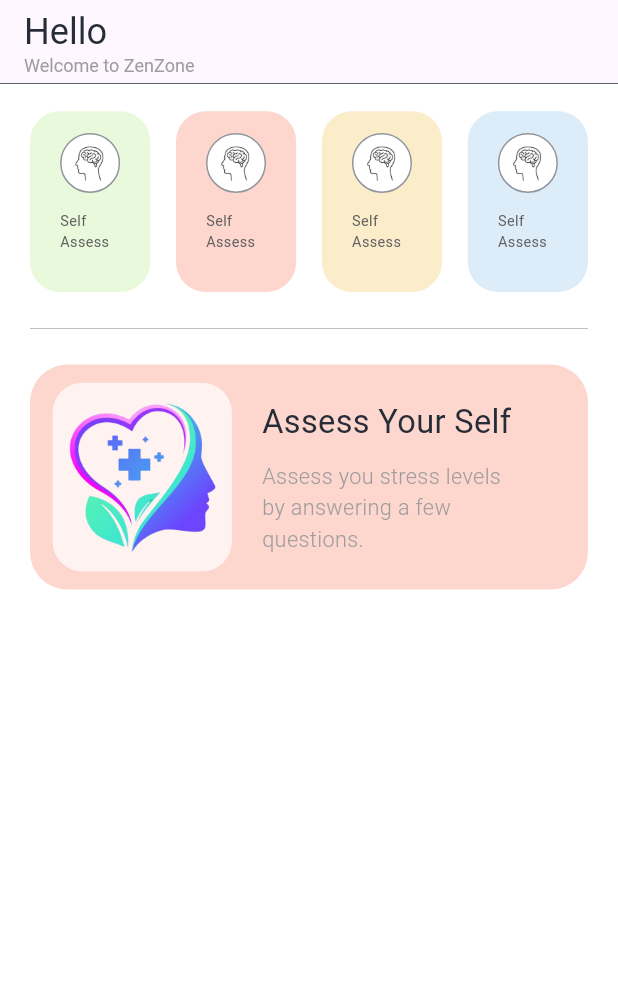
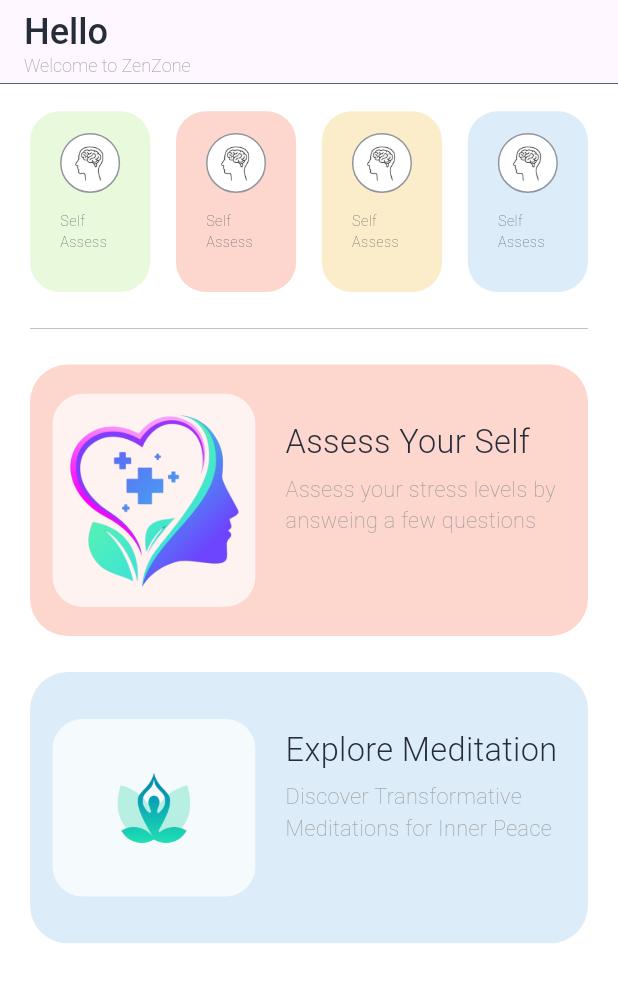
Before and after one commit to anantbhartiya/ZenZone, a Flutter app: the HomeScreen screen opened directly, on a phone screen of 412 x 824 dp. Shown: the top 982 px of the screen. Run offline on Flutter 3.47's test engine with Material 2 defaults, Android fonts, the phone set to English and light mode, and no system bars; our stand-ins replace google_fonts.

Commit message:
made changes to UI

```diff
--- a/lib/screens/homescreen.dart
+++ b/lib/screens/homescreen.dart
@@ -1,10 +1,12 @@
 import 'package:flutter/material.dart';
 import 'package:provider/provider.dart';
 import 'package:zenzone/screens/assess_screen.dart';
+import 'package:zenzone/screens/meditationscreen.dart';
 import 'package:zenzone/widgets/card1.dart';
 import 'package:zenzone/utils/size_config.dart';
 import 'package:zenzone/utils/theme.dart';
 import 'package:zenzone/utils/userdata.dart';
+import 'package:zenzone/widgets/card2.dart';
 
 class HomeScreen extends StatefulWidget {
   const HomeScreen({super.key});
@@ -29,13 +31,13 @@
           children: [
             Text(
               "Hello ${userData.firstName}",
-              style: regularTextStyle.copyWith(
+              style: semiboldTextStyle.copyWith(
                 fontSize: getProportionateScreenHeight(20),
               ),
             ),
             Text(
               "Welcome to ZenZone",
-              style: regularTextStyle.copyWith(
+              style: lightTextStyle.copyWith(
                 fontSize: getProportionateScreenHeight(10),
                 color: Colors.grey,
               ),
@@ -66,57 +68,20 @@
                 color: blacktheme,
               ),
               SizedBox(height: getProportionateScreenHeight(20),),
-              GestureDetector(
-                onTap: () => Navigator.push(
-                  context,
-                  MaterialPageRoute(builder: (context) => const AssessScreen()),
-                ),
-                child: Container(
-                  height: 150,
-                  decoration: BoxDecoration(
-                    borderRadius: BorderRadius.circular(25),
-                    color: pinktheme,
-                  ),
-                  child: Padding(
-                    padding: EdgeInsets.symmetric(
-                      horizontal: getProportionateScreenWidth(15),
-                      vertical: getProportionateScreenHeight(10)
-                    ),
-                    child: Row(
-                      children: [
-                        Container(
-                          padding: EdgeInsets.symmetric(
-                            horizontal: getProportionateScreenWidth(10),
-                            vertical: getProportionateScreenHeight(10)
-                          ),
-                          decoration: BoxDecoration(
-                            color: Colors.white70,
-                            borderRadius: BorderRadius.circular(20)
-                          ),
-                          child: Image.asset('assets/assess_stress.png'),
-                        ),
-                        SizedBox(width: getProportionateScreenWidth(20),),
-                        Column(
-                          crossAxisAlignment: CrossAxisAlignment.start,
-                          mainAxisAlignment: MainAxisAlignment.spaceEvenly,
-                          children: [
-                            Text(
-                              'Assess Your Self',
-                              style: regularTextStyle.copyWith(fontSize: getProportionateScreenHeight(18)),
-                            ),
-                            Text(
-                              'Assess you stress levels \nby answering a few \nquestions.',
-                              style: lightTextStyle.copyWith(
-                                fontSize: getProportionateScreenHeight(12),
-                                color: Colors.grey
-                              ),
-                            )
-                          ],
-                        )
-                      ],
-                    ),
-                  ),
-                ),
+              Card2(
+                color: pinktheme,
+                image: 'assets/assess_stress.png',
+                title: 'Assess Your Self',
+                description: 'Assess your stress levels by answeing a few questions',
+                screen: const AssessScreen()
+              ),
+              SizedBox(height: getProportionateScreenHeight(20),),
+              Card2(
+                color: bluetheme,
+                image: 'assets/meditation.png',
+                title: 'Explore Meditation',
+                description: 'Discover Transformative Meditations for Inner Peace',
+                screen: const MeditationScreen()
               ),
             ]
           ),
--- a/lib/screens/splashscreen.dart
+++ b/lib/screens/splashscreen.dart
@@ -36,7 +36,7 @@
                 TextField(
                   decoration: InputDecoration(
                     hintText: 'Enter your name',
-                    hintStyle: regularTextStyle.copyWith(
+                    hintStyle: lightTextStyle.copyWith(
                       fontSize: getProportionateScreenHeight(20),
                       color: Colors.grey[600]
                     ),
@@ -76,7 +76,7 @@
                         context: context,
                         builder: (context) {
                           return AlertDialog(
-                            title: Text('Error', style: regularTextStyle,),
+                            title: Text('Error', style: semiboldTextStyle,),
                             content: Text('Please enter your name.', style: regularTextStyle,),
                             actions: [
                               TextButton(
--- a/lib/utils/theme.dart
+++ b/lib/utils/theme.dart
@@ -7,7 +7,6 @@
 Color bluetheme = const Color(0xffdcedf9);
 Color blacktheme = const Color(0xff262d39);
 
-TextStyle lightTextStyle = GoogleFonts.redRose().copyWith(fontWeight: FontWeight.w300, color: blacktheme);
-TextStyle regularTextStyle = GoogleFonts.redRose().copyWith(fontWeight: FontWeight.w400, color: blacktheme);
-TextStyle semiboldTextStyle = GoogleFonts.redRose().copyWith(fontWeight: FontWeight.w600, color: blacktheme);
-TextStyle boldTextStyle = GoogleFonts.redRose().copyWith(fontWeight: FontWeight.w700, color: blacktheme);
+TextStyle lightTextStyle = GoogleFonts.redRose().copyWith(fontWeight: FontWeight.w200, color: blacktheme);
+TextStyle regularTextStyle = GoogleFonts.redRose().copyWith(fontWeight: FontWeight.w300, color: blacktheme);
+TextStyle semiboldTextStyle = GoogleFonts.redRose().copyWith(fontWeight: FontWeight.w500, color: blacktheme);
--- a/lib/widgets/card1.dart
+++ b/lib/widgets/card1.dart
@@ -44,7 +44,7 @@
             SizedBox(height: getProportionateScreenHeight(10)),
             Text(
               text,
-              style: regularTextStyle.copyWith(
+              style: lightTextStyle.copyWith(
                 fontSize: getProportionateScreenHeight(8),
                 color: Colors.grey[700]
               ),
--- /dev/null
+++ b/lib/widgets/card2.dart
@@ -0,0 +1,82 @@
+import 'package:flutter/material.dart';
+import 'package:zenzone/utils/size_config.dart';
+import 'package:zenzone/utils/theme.dart';
+
+class Card2 extends StatelessWidget {
+  final String image;
+  final String title;
+  final String description;
+  final Widget screen;
+  final Color color;
+
+  const Card2({
+    super.key,
+    required this.image,
+    required this.title,
+    required this.description,
+    required this.screen,
+    required this.color,
+  });
+
+  @override
+  Widget build(BuildContext context) {
+    return GestureDetector(
+      onTap: () => Navigator.push(
+        context,
+        MaterialPageRoute(builder: (context) => screen),
+      ),
+      child: Container(
+        height: getProportionateScreenHeight(150),
+        decoration: BoxDecoration(
+          borderRadius: BorderRadius.circular(25),
+          color: color,
+        ),
+        child: Padding(
+          padding: EdgeInsets.symmetric(
+            horizontal: getProportionateScreenWidth(15),
+            vertical: getProportionateScreenHeight(10)
+          ),
+          child: Row(
+            children: [
+              Container(
+                padding: EdgeInsets.symmetric(
+                  horizontal: getProportionateScreenWidth(10),
+                  vertical: getProportionateScreenHeight(10)
+                ),
+                width: getProportionateScreenWidth(135),
+                decoration: BoxDecoration(
+                  color: Colors.white70,
+                  borderRadius: BorderRadius.circular(20)
+                ),
+                child: Image.asset(image),
+              ),
+              SizedBox(width: getProportionateScreenWidth(20),),
+              Expanded(
+                child: Column(
+                  crossAxisAlignment: CrossAxisAlignment.start,
+                  children: [
+                    SizedBox(height: getProportionateScreenHeight(20)),
+                    Text(
+                      title,
+                      style: regularTextStyle.copyWith(fontSize: getProportionateScreenHeight(18)),
+                    ),
+                    SizedBox(height: getProportionateScreenHeight(5)),
+                    Flexible(
+                      child: Text(
+                        description,
+                        style: lightTextStyle.copyWith(
+                          fontSize: getProportionateScreenHeight(12),
+                          color: Colors.grey
+                        ),
+                      ),
+                    )
+                  ],
+                ),
+              )
+            ],
+          ),
+        ),
+      ),
+    );
+  }
+}
--- a/lib/widgets/questioncard.dart
+++ b/lib/widgets/questioncard.dart
@@ -49,7 +49,7 @@
         children: [
           Text(
             question.questionText,
-            style: boldTextStyle.copyWith(fontSize: getProportionateScreenHeight(15))
+            style: semiboldTextStyle.copyWith(fontSize: getProportionateScreenHeight(15))
           ),
           SizedBox(height: getProportionateScreenHeight(10)),
           ...question.options.map((option) {
@@ -110,7 +110,7 @@
               ),
               Text(
                 option.label,
-                style: isSelected ? boldTextStyle.copyWith(fontSize: getProportionateScreenHeight(17)) : regularTextStyle.copyWith(fontSize: getProportionateScreenHeight(16))
+                style: isSelected ? semiboldTextStyle.copyWith(fontSize: getProportionateScreenHeight(17)) : regularTextStyle.copyWith(fontSize: getProportionateScreenHeight(16))
               ),
             ],
           ),
```
Also changed, not shown: assets/meditation.png (added).
